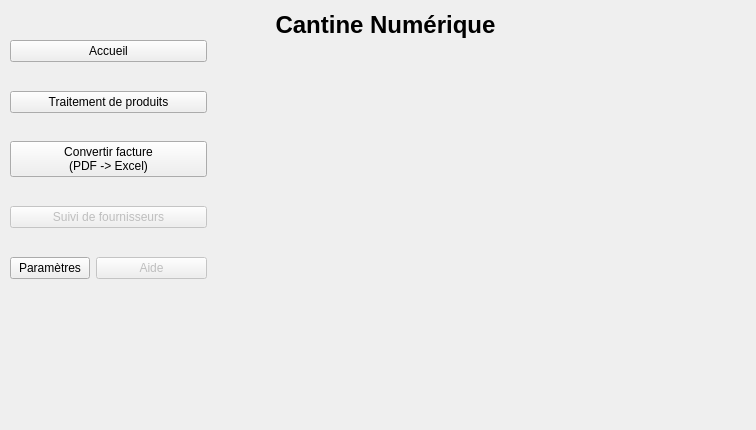
WallaceVBB/EpiData, file gui/mainwindow.ui: the form before one commit.
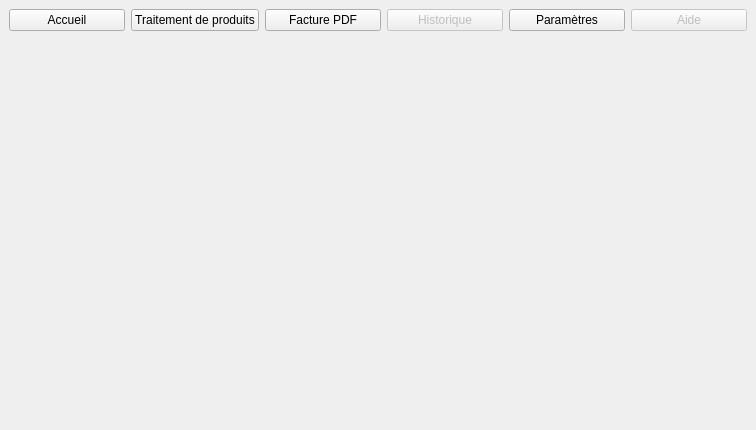
The form after the commit.

Patch:
```diff
--- a/gui/mainwindow.ui
+++ b/gui/mainwindow.ui
@@ -47,80 +47,16 @@
    <property name="autoFillBackground">
     <bool>true</bool>
    </property>
-   <widget class="QStackedWidget" name="stackedWidget">
-    <property name="geometry">
-     <rect>
-      <x>220</x>
-      <y>60</y>
-      <width>520</width>
-      <height>330</height>
-     </rect>
-    </property>
-    <property name="font">
-     <font>
-      <bold>false</bold>
-      <kerning>true</kerning>
-     </font>
-    </property>
-    <property name="layoutDirection">
-     <enum>Qt::LayoutDirection::LeftToRight</enum>
-    </property>
-    <property name="autoFillBackground">
-     <bool>true</bool>
-    </property>
-    <property name="currentIndex">
-     <number>0</number>
-    </property>
-    <widget class="QWidget" name="page"/>
-   </widget>
-   <widget class="QLabel" name="label">
-    <property name="geometry">
-     <rect>
-      <x>240</x>
-      <y>0</y>
-      <width>291</width>
-      <height>51</height>
-     </rect>
-    </property>
-    <property name="font">
-     <font>
-      <pointsize>18</pointsize>
-     </font>
-    </property>
-    <property name="text">
-     <string>&lt;html&gt;&lt;head/&gt;&lt;body&gt;&lt;p align=&quot;center&quot;&gt;&lt;span style=&quot; font-weight:700;&quot;&gt;Cantine Numérique&lt;/span&gt;&lt;/p&gt;&lt;/body&gt;&lt;/html&gt;</string>
-    </property>
-   </widget>
-   <widget class="QWidget" name="verticalLayoutWidget">
-    <property name="geometry">
-     <rect>
-      <x>10</x>
-      <y>40</y>
-      <width>197</width>
-      <height>239</height>
-     </rect>
-    </property>
     <layout class="QVBoxLayout" name="verticalLayout">
      <item>
+     <layout class="QHBoxLayout" name="horizontalLayout">
+      <item>
       <widget class="QPushButton" name="b_Accueil">
        <property name="text">
         <string>Accueil</string>
        </property>
       </widget>
      </item>
-     <item>
-      <spacer name="verticalSpacer_3">
-       <property name="orientation">
-        <enum>Qt::Orientation::Vertical</enum>
-       </property>
-       <property name="sizeHint" stdset="0">
-        <size>
-         <width>20</width>
-         <height>40</height>
-        </size>
-       </property>
-      </spacer>
-     </item>
      <item>
       <widget class="QPushButton" name="b_Traiter_fichier">
        <property name="text">
@@ -128,73 +64,31 @@
        </property>
       </widget>
      </item>
-     <item>
-      <spacer name="verticalSpacer_2">
-       <property name="orientation">
-        <enum>Qt::Orientation::Vertical</enum>
-       </property>
-       <property name="sizeHint" stdset="0">
-        <size>
-         <width>20</width>
-         <height>40</height>
-        </size>
-       </property>
-      </spacer>
-     </item>
      <item>
       <widget class="QPushButton" name="b_Convertir_PDF">
        <property name="text">
-        <string>Convertir facture
-(PDF -&gt; Excel)</string>
+         <string>Facture PDF</string>
        </property>
       </widget>
      </item>
-     <item>
-      <spacer name="verticalSpacer">
-       <property name="orientation">
-        <enum>Qt::Orientation::Vertical</enum>
-       </property>
-       <property name="sizeHint" stdset="0">
-        <size>
-         <width>20</width>
-         <height>40</height>
-        </size>
-       </property>
-      </spacer>
-     </item>
      <item>
       <widget class="QPushButton" name="pushButton_3">
        <property name="enabled">
         <bool>false</bool>
        </property>
        <property name="text">
-        <string>Suivi de fournisseurs</string>
+         <string>Historique</string>
        </property>
       </widget>
      </item>
      <item>
-      <spacer name="verticalSpacer_4">
-       <property name="orientation">
-        <enum>Qt::Orientation::Vertical</enum>
-       </property>
-       <property name="sizeHint" stdset="0">
-        <size>
-         <width>20</width>
-         <height>40</height>
-        </size>
-       </property>
-      </spacer>
-     </item>
-     <item>
-      <layout class="QFormLayout" name="formLayout">
-       <item row="1" column="0">
         <widget class="QPushButton" name="b_Parametres">
          <property name="text">
           <string>Paramètres</string>
          </property>
         </widget>
        </item>
-       <item row="1" column="1">
+      <item>
         <widget class="QPushButton" name="pushButton_5">
          <property name="enabled">
           <bool>false</bool>
@@ -206,8 +100,33 @@
        </item>
       </layout>
      </item>
-    </layout>
-   </widget>
+    <item>
+     <widget class="QStackedWidget" name="stackedWidget">
+      <property name="sizePolicy">
+       <sizepolicy hsizetype="Expanding" vsizetype="Expanding">
+        <horstretch>0</horstretch>
+        <verstretch>0</verstretch>
+       </sizepolicy>
+      </property>
+      <property name="font">
+       <font>
+        <bold>false</bold>
+        <kerning>true</kerning>
+       </font>
+      </property>
+      <property name="layoutDirection">
+       <enum>Qt::LayoutDirection::LeftToRight</enum>
+      </property>
+      <property name="autoFillBackground">
+       <bool>true</bool>
+      </property>
+      <property name="currentIndex">
+       <number>0</number>
+      </property>
+      <widget class="QWidget" name="page"/>
+     </widget>
+    </item>
+   </layout>
   </widget>
   <widget class="QMenuBar" name="menubar">
    <property name="geometry">
```
Lines whose indentation alone changed are shown as unchanged.
